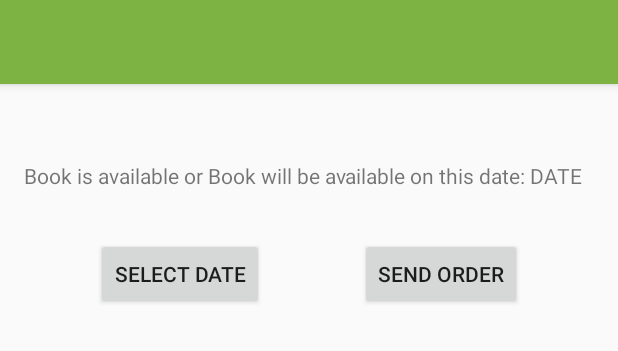
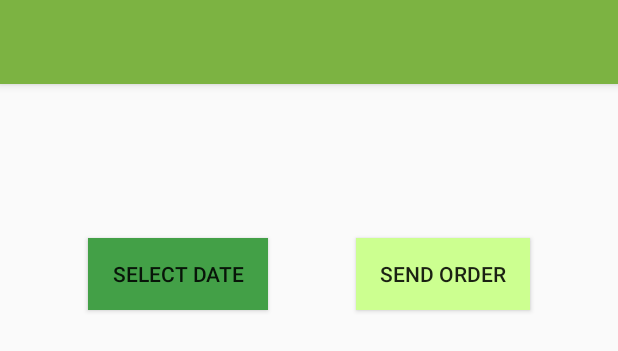
Before and after one commit to fleckc3/SDA_Assign4_2020, an Android app: the layout activity_check_out.xml on its own in the app's theme, with its tools: preview values and no code run, on a phone screen of 412 x 824 dp. Shown: the top 351 px of the screen. Run offline under Robolectric (Android 15) with nearby library versions, the phone set to English and light mode, and no system bars.

Commit message:
final design choices -- few extra bits added to onRestorInstanceState()

```diff
--- a/app/src/main/java/com/example/sdaassign4_2019/LibraryViewAdapter.java
+++ b/app/src/main/java/com/example/sdaassign4_2019/LibraryViewAdapter.java
@@ -19,6 +19,7 @@ package com.example.sdaassign4_2019;
 import android.content.Context;
 import android.content.Intent;
 import android.content.SharedPreferences;
+import android.graphics.Color;
 import android.os.Bundle;
 import android.preference.PreferenceManager;
 import android.util.Log;
@@ -142,7 +143,10 @@ public class LibraryViewAdapter extends RecyclerView.Adapter<LibraryViewAdapter.
                     extras.putBoolean("availability", availability);
 
                     //alerts user of the book being selected to checkout
-                    Toast.makeText(mNewContext, bookData.get(position).getTitle(), Toast.LENGTH_SHORT).show();
+                    Toast toast = Toast.makeText(mNewContext, bookData.get(position).getTitle(), Toast.LENGTH_SHORT);
+                    View view = toast.getView();
+                    view.setBackgroundColor(Color.parseColor("#CCFF90"));
+                    toast.show();
 
                     //add title and book availability bundle to intent
                     myOrder.putExtras(extras);
--- a/app/src/main/res/layout/activity_check_out.xml
+++ b/app/src/main/res/layout/activity_check_out.xml
@@ -23,8 +23,11 @@
         android:layout_height="wrap_content"
         android:layout_marginStart="16dp"
         android:layout_marginEnd="16dp"
-        android:text="Select Date"
+        android:background="#43A047"
         android:onClick="onDateClicked"
+        android:paddingLeft="16dp"
+        android:paddingRight="16dp"
+        android:text="@string/select_date_button"
         app:layout_constraintBaseline_toBaselineOf="@+id/orderButton"
         app:layout_constraintEnd_toStartOf="@+id/orderButton"
         app:layout_constraintHorizontal_bias="0.5"
@@ -36,7 +39,12 @@
         android:layout_height="wrap_content"
         android:layout_marginTop="32dp"
         android:layout_marginEnd="16dp"
-        android:text="Send Order"
+        android:background="#CCFF90"
+        android:paddingLeft="16dp"
+        android:paddingRight="16dp"
+        android:singleLine="false"
+
+        android:text="@string/send_order_button"
         app:layout_constraintEnd_toEndOf="parent"
         app:layout_constraintHorizontal_bias="0.5"
         app:layout_constraintStart_toEndOf="@+id/date"
@@ -60,7 +68,6 @@
         android:layout_marginStart="16dp"
         android:layout_marginTop="16dp"
         android:layout_marginEnd="16dp"
-        android:text="Book is available or Book will be available on this date: DATE"
         app:layout_constraintEnd_toEndOf="parent"
         app:layout_constraintHorizontal_bias="0.0"
         app:layout_constraintStart_toStartOf="parent"
--- a/app/src/main/res/layout/fragment_settings.xml
+++ b/app/src/main/res/layout/fragment_settings.xml
@@ -21,6 +21,7 @@
             android:layout_marginStart="16dp"
             android:layout_marginTop="16dp"
             android:layout_marginEnd="16dp"
+            android:backgroundTint="#43A047"
             android:ems="10"
             android:hint="@string/borrower_name"
             android:inputType="textPersonName"
@@ -35,6 +36,7 @@
             android:layout_marginStart="16dp"
             android:layout_marginTop="16dp"
             android:layout_marginEnd="16dp"
+            android:backgroundTint="#43A047"
             android:ems="10"
             android:hint="@string/borrower_id"
             android:inputType="number"
@@ -49,6 +51,7 @@
             android:layout_marginStart="16dp"
             android:layout_marginTop="16dp"
             android:layout_marginEnd="16dp"
+            android:backgroundTint="#43A047"
             android:ems="10"
             android:hint="@string/email_address"
             android:inputType="textEmailAddress"
--- a/app/src/main/res/values/colors.xml
+++ b/app/src/main/res/values/colors.xml
@@ -10,4 +10,5 @@
     <color name="listText">#000000</color>
     <color name="tabSelect">#F4511E</color>
     <color name="myColor">#572920</color>
+    <color name="toastColor">#CCFF90</color>
 </resources>
--- a/app/src/main/res/values/strings.xml
+++ b/app/src/main/res/values/strings.xml
@@ -37,4 +37,6 @@
     <string name="return_policy_summaryMessage">&#160;(14 day return policy)</string>
     <string name="welcome_message">Welcome to the Learning Tree Book Club</string>
     <string name="book_drop_off_times">Book drop-off from 9am to 14:00 every day</string>
+    <string name="send_order_button">Send Order</string>
+    <string name="select_date_button">Select Date</string>
 </resources>
```
Also changed, not shown: app/src/main/java/com/example/sdaassign4_2019/CheckOut.java (+29 -1 lines).
